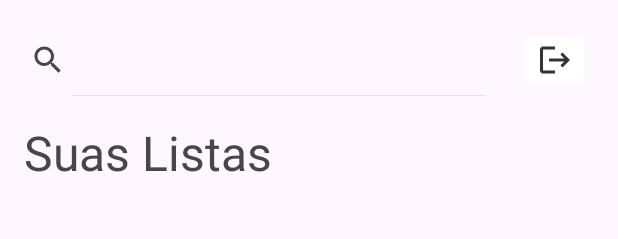
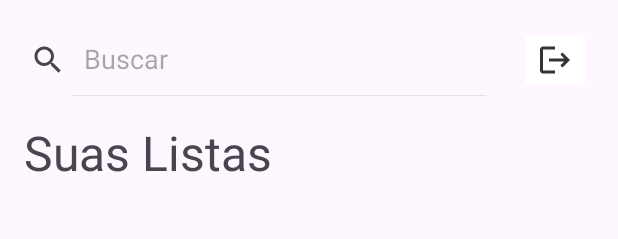
Before and after one commit to C-Vieira/AppListaDeCompras, an Android app: the layout list_home_view.xml on its own in the app's theme, with its tools: preview values and no code run, on a phone screen of 412 x 824 dp. Shown: the top 239 px of the screen. Run offline under Robolectric (Android 15) with nearby library versions, the phone set to English and light mode, and no system bars.

Commit message:
Ajustes SearchView

```diff
--- a/app/src/main/res/layout/list_home_view.xml
+++ b/app/src/main/res/layout/list_home_view.xml
@@ -14,7 +14,7 @@
         app:iconifiedByDefault="false"
         android:layout_marginTop="16dp"
         android:layout_marginEnd="80dp"
-        android:queryHint="Buscar"
+        app:queryHint="Buscar"
 
         app:layout_constraintTop_toTopOf="parent"
         app:layout_constraintLeft_toLeftOf="parent"
```
